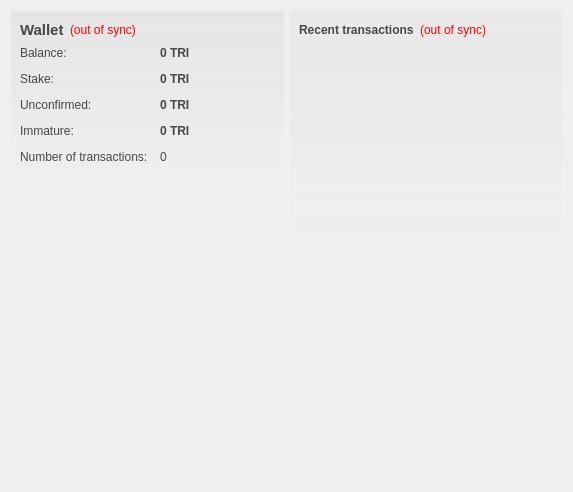
Old version of the form src/qt/forms/overviewpage.ui in the repository wurstgelee/triangles.
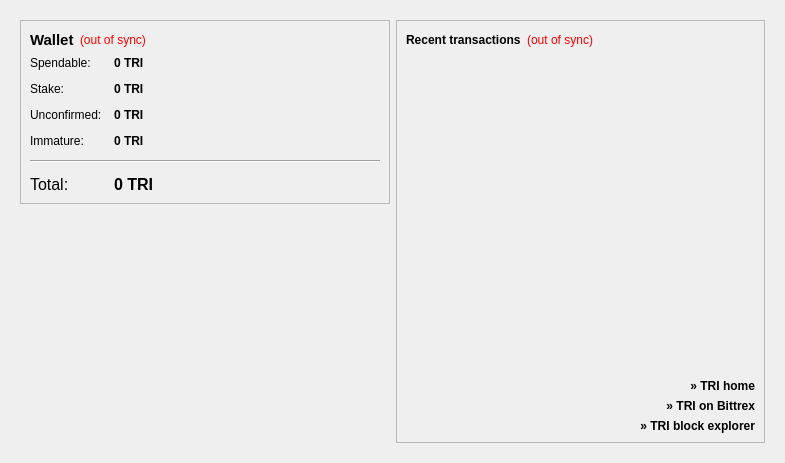
New version of the form. Icons and pictures are not drawn.

Diff of the .ui file:
```diff
--- a/src/qt/forms/overviewpage.ui
+++ b/src/qt/forms/overviewpage.ui
@@ -6,23 +6,29 @@
    <rect>
     <x>0</x>
     <y>0</y>
-    <width>573</width>
-    <height>492</height>
+    <width>785</width>
+    <height>463</height>
    </rect>
   </property>
   <property name="windowTitle">
    <string>Form</string>
   </property>
-  <property name="styleSheet">
-   <string notr="true">#OverviewPage { color: #464747; }</string>
-  </property>
-  <layout class="QHBoxLayout" name="horizontalLayout" stretch="1,1">
+  <layout class="QHBoxLayout" name="horizontalLayout" stretch="0">
+   <item>
+    <widget class="QFrame" name="frameMain">
+     <property name="frameShape">
+      <enum>QFrame::NoFrame</enum>
+     </property>
+     <layout class="QHBoxLayout" name="horizontalLayout_3">
    <item>
     <layout class="QVBoxLayout" name="verticalLayout_2">
      <item>
       <widget class="QFrame" name="frame">
-       <property name="styleSheet">
-        <string notr="true">#frame { background-color: qlineargradient(spread:pad, x1:0, y1:0, x2:0, y2:1, stop:0 rgba(70,71,71,15), stop:1.0 rgba(70,71,71,0)); }</string>
+          <property name="frameShape">
+           <enum>QFrame::StyledPanel</enum>
+          </property>
+          <property name="frameShadow">
+           <enum>QFrame::Plain</enum>
        </property>
        <layout class="QVBoxLayout" name="verticalLayout_4">
         <item>
@@ -36,9 +42,6 @@
               <bold>true</bold>
              </font>
             </property>
-            <property name="styleSheet">
-             <string notr="true">color: #464747;</string>
-            </property>
             <property name="text">
              <string>Wallet</string>
             </property>
@@ -88,11 +91,8 @@
           </property>
           <item row="0" column="0">
            <widget class="QLabel" name="label">
-            <property name="styleSheet">
-             <string notr="true">color: #464747;</string>
-            </property>
             <property name="text">
-             <string>Balance:</string>
+                <string>Spendable:</string>
             </property>
            </widget>
           </item>
@@ -108,10 +108,7 @@
              <cursorShape>IBeamCursor</cursorShape>
             </property>
             <property name="toolTip">
-             <string>Your current balance</string>
-            </property>
-            <property name="styleSheet">
-             <string notr="true">color: #464747;</string>
+                <string>Your current spendable balance</string>
             </property>
             <property name="text">
              <string notr="true">0 TRI</string>
@@ -123,9 +120,6 @@
           </item>
           <item row="1" column="0">
            <widget class="QLabel" name="label_6">
-            <property name="styleSheet">
-             <string notr="true">color: #464747;</string>
-            </property>
             <property name="text">
              <string>Stake:</string>
             </property>
@@ -145,9 +139,6 @@
             <property name="toolTip">
              <string>Total of coins that was staked, and do not yet count toward the current balance</string>
             </property>
-            <property name="styleSheet">
-             <string notr="true">color: #464747;</string>
-            </property>
             <property name="text">
              <string notr="true">0 TRI</string>
             </property>
@@ -158,9 +149,6 @@
           </item>
           <item row="2" column="0">
            <widget class="QLabel" name="label_3">
-            <property name="styleSheet">
-             <string notr="true">color: #464747;</string>
-            </property>
             <property name="text">
              <string>Unconfirmed:</string>
             </property>
@@ -180,9 +168,6 @@
             <property name="toolTip">
              <string>Total of transactions that have yet to be confirmed, and do not yet count toward the current balance</string>
             </property>
-            <property name="styleSheet">
-             <string notr="true">color: #464747;</string>
-            </property>
             <property name="text">
              <string notr="true">0 TRI</string>
             </property>
@@ -193,9 +178,6 @@
           </item>
           <item row="3" column="0">
            <widget class="QLabel" name="labelImmatureText">
-            <property name="styleSheet">
-             <string notr="true">color: #464747;</string>
-            </property>
             <property name="text">
              <string>Immature:</string>
             </property>
@@ -212,9 +194,6 @@
             <property name="toolTip">
              <string>Mined balance that has not yet matured</string>
             </property>
-            <property name="styleSheet">
-             <string notr="true">color: #464747;</string>
-            </property>
             <property name="text">
              <string notr="true">0 TRI</string>
             </property>
@@ -223,26 +202,45 @@
             </property>
            </widget>
           </item>
-          <item row="4" column="0">
-           <widget class="QLabel" name="label_2">
-            <property name="styleSheet">
-             <string notr="true">color: #464747;</string>
+             <item row="4" column="0" colspan="2">
+              <widget class="Line" name="line">
+               <property name="orientation">
+                <enum>Qt::Horizontal</enum>
+               </property>
+              </widget>
+             </item>
+             <item row="5" column="0">
+              <widget class="QLabel" name="labelTotalText">
+               <property name="font">
+                <font>
+                 <pointsize>12</pointsize>
+                </font>
             </property>
             <property name="text">
-             <string>Number of transactions:</string>
+                <string>Total:</string>
             </property>
            </widget>
           </item>
-          <item row="4" column="1">
-           <widget class="QLabel" name="labelNumTransactions">
+             <item row="5" column="1">
+              <widget class="QLabel" name="labelTotal">
+               <property name="font">
+                <font>
+                 <pointsize>12</pointsize>
+                 <weight>75</weight>
+                 <bold>true</bold>
+                </font>
+               </property>
+               <property name="cursor">
+                <cursorShape>IBeamCursor</cursorShape>
+               </property>
             <property name="toolTip">
-             <string>Total number of transactions in wallet</string>
-            </property>
-            <property name="styleSheet">
-             <string notr="true">color: #464747;</string>
+                <string>Your current total balance</string>
             </property>
             <property name="text">
-             <string notr="true">0</string>
+                <string notr="true">0 TRI</string>
+               </property>
+               <property name="textInteractionFlags">
+                <set>Qt::LinksAccessibleByMouse|Qt::TextSelectableByKeyboard|Qt::TextSelectableByMouse</set>
             </property>
            </widget>
           </item>
@@ -265,13 +263,7 @@
       </spacer>
      </item>
      <item>
-      <widget class="QLabel" name="label_6">
-       <property name="minimumSize">
-        <size>
-         <width>260</width>
-         <height>260</height>
-        </size>
-       </property>
+         <widget class="QLabel" name="label_7">
        <property name="text">
         <string/>
        </property>
@@ -281,11 +273,15 @@
        <property name="alignment">
         <set>Qt::AlignCenter</set>
        </property>
-       <property name="margin">
-        <number>2</number>
-       </property>
-       <property name="indent">
-        <number>1</number>
+         </widget>
+        </item>
+        <item>
+         <widget class="QLabel" name="label_2">
+          <property name="text">
+           <string/>
+          </property>
+          <property name="pixmap">
+           <pixmap>:/images/wallet</pixmap>
        </property>
       </widget>
      </item>
@@ -295,17 +291,17 @@
     <layout class="QVBoxLayout" name="verticalLayout_3">
      <item>
       <widget class="QFrame" name="frame_2">
-       <property name="styleSheet">
-        <string notr="true">#frame_2 { background-color: qlineargradient(spread:pad, x1:0, y1:0, x2:0, y2:1, stop:0 rgba(70,71,71,10), stop:1.0 rgba(70,71,71,0)); }</string>
+          <property name="frameShape">
+           <enum>QFrame::StyledPanel</enum>
+          </property>
+          <property name="frameShadow">
+           <enum>QFrame::Plain</enum>
        </property>
        <layout class="QVBoxLayout" name="verticalLayout">
         <item>
          <layout class="QHBoxLayout" name="horizontalLayout_2">
           <item>
            <widget class="QLabel" name="label_4">
-            <property name="styleSheet">
-             <string notr="true">color: #464747;</string>
-            </property>
             <property name="text">
              <string>&lt;b&gt;Recent transactions&lt;/b&gt;</string>
             </property>
@@ -361,23 +357,94 @@
           </property>
          </widget>
         </item>
-       </layout>
+           <item>
+            <widget class="QLabel" name="TRIhome">
+             <property name="styleSheet">
+              <string notr="true">a:link    {color:#000;}  /* unvisited link  */
+a:visited {color:#000;}  /* visited link    */
+a:hover   {color:#000;}  /* mouse over link */
+a:active  {color:#000;}  /* selected link   */</string>
+             </property>
+             <property name="text">
+              <string>&lt;head&gt;
+&lt;style type=&quot;text/css&quot; media=&quot;screen&quot;&gt;
+a:link { color:#000; text-decoration: none;font-weight:bold; }
+a:visited { color:#000; text-decoration: none; }
+a:hover { color:#e22104; text-decoration: none; }
+a:active { color:#000; text-decoration: underline; }
+&lt;/style&gt;
+&lt;/head&gt;
+&lt;body&gt;
+&lt;a href=&quot;http://triangles.technology&quot;&gt; &amp;#187; TRI home&lt;/a&gt;&lt;/body&gt;</string>
+             </property>
+             <property name="alignment">
+              <set>Qt::AlignRight|Qt::AlignTrailing|Qt::AlignVCenter</set>
+             </property>
+             <property name="openExternalLinks">
+              <bool>true</bool>
+             </property>
       </widget>
      </item>
      <item>
-      <spacer name="verticalSpacer_2">
-       <property name="orientation">
-        <enum>Qt::Vertical</enum>
-       </property>
-       <property name="sizeHint" stdset="0">
-        <size>
-         <width>20</width>
-         <height>40</height>
-        </size>
-       </property>
-      </spacer>
-     </item>
-    </layout>
+            <widget class="QLabel" name="tradeonbittrex">
+             <property name="styleSheet">
+              <string notr="true"/>
+             </property>
+             <property name="text">
+              <string>&lt;head&gt;
+&lt;style type=&quot;text/css&quot; media=&quot;screen&quot;&gt;
+a:link { color:#000; text-decoration: none;font-weight:bold; }
+a:visited { color:#000; text-decoration: none; }
+a:hover { color:#e22104; text-decoration: none; }
+a:active { color:#000; text-decoration: underline; }
+&lt;/style&gt;
+&lt;/head&gt;
+&lt;body&gt;
+&lt;a href=&quot;https://bittrex.com/Market/Index?MarketName=BTC-TRI&quot;&gt; &amp;#187; TRI on Bittrex&lt;/a&gt;&lt;/body&gt;</string>
+             </property>
+             <property name="alignment">
+              <set>Qt::AlignRight|Qt::AlignTrailing|Qt::AlignVCenter</set>
+             </property>
+             <property name="openExternalLinks">
+              <bool>true</bool>
+             </property>
+            </widget>
+           </item>
+           <item>
+            <widget class="QLabel" name="TRIexplorer">
+             <property name="styleSheet">
+              <string notr="true">a:link    {color:#000;}  /* unvisited link  */
+a:visited {color:#000;}  /* visited link    */
+a:hover   {color:#000;}  /* mouse over link */
+a:active  {color:#000;}  /* selected link   */</string>
+             </property>
+             <property name="text">
+              <string>&lt;head&gt;
+&lt;style type=&quot;text/css&quot; media=&quot;screen&quot;&gt;
+a:link { color:#000; text-decoration: none;font-weight:bold; }
+a:visited { color:#000; text-decoration: none; }
+a:hover { color:#e22104; text-decoration: none; }
+a:active { color:#000; text-decoration: underline; }
+&lt;/style&gt;
+&lt;/head&gt;
+&lt;body&gt;
+&lt;a href=&quot;http://explorer.triangles.technology&quot;&gt; &amp;#187; TRI block explorer&lt;/a&gt;&lt;/body&gt;</string>
+             </property>
+             <property name="alignment">
+              <set>Qt::AlignRight|Qt::AlignTrailing|Qt::AlignVCenter</set>
+             </property>
+             <property name="openExternalLinks">
+              <bool>true</bool>
+             </property>
+            </widget>
+           </item>
+          </layout>
+         </widget>
+        </item>
+       </layout>
+      </item>
+     </layout>
+    </widget>
    </item>
   </layout>
  </widget>
```
Left out of the diff: 8 changed lines with no effect on the pictures. Lines whose indentation alone changed are shown as unchanged.
